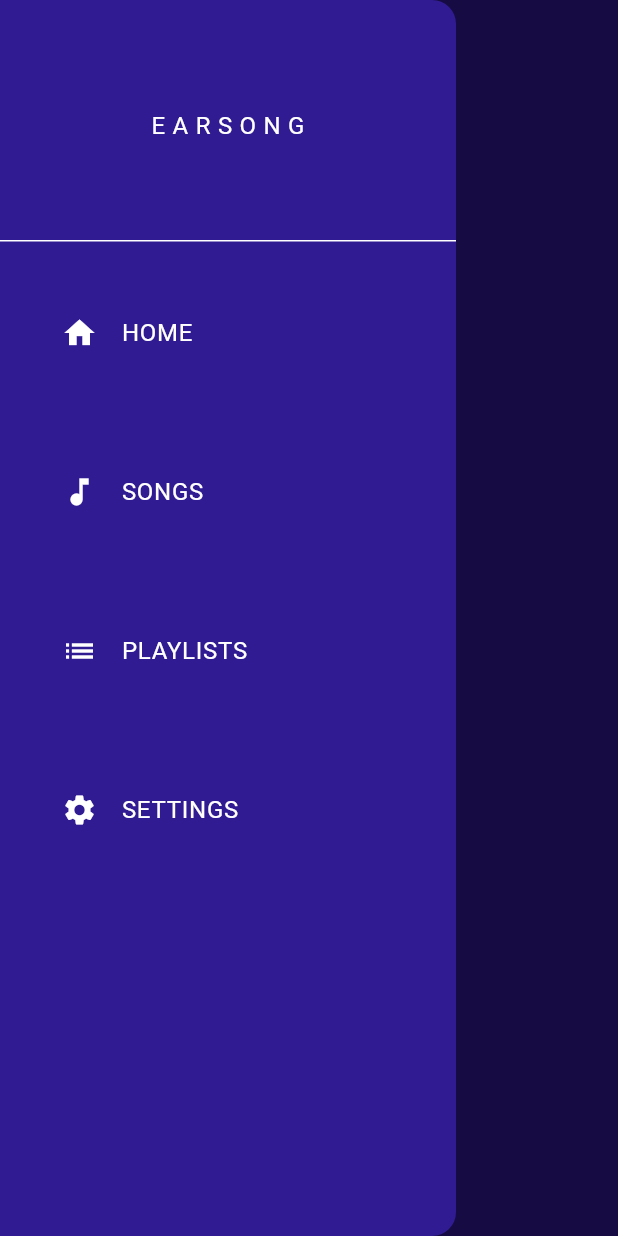
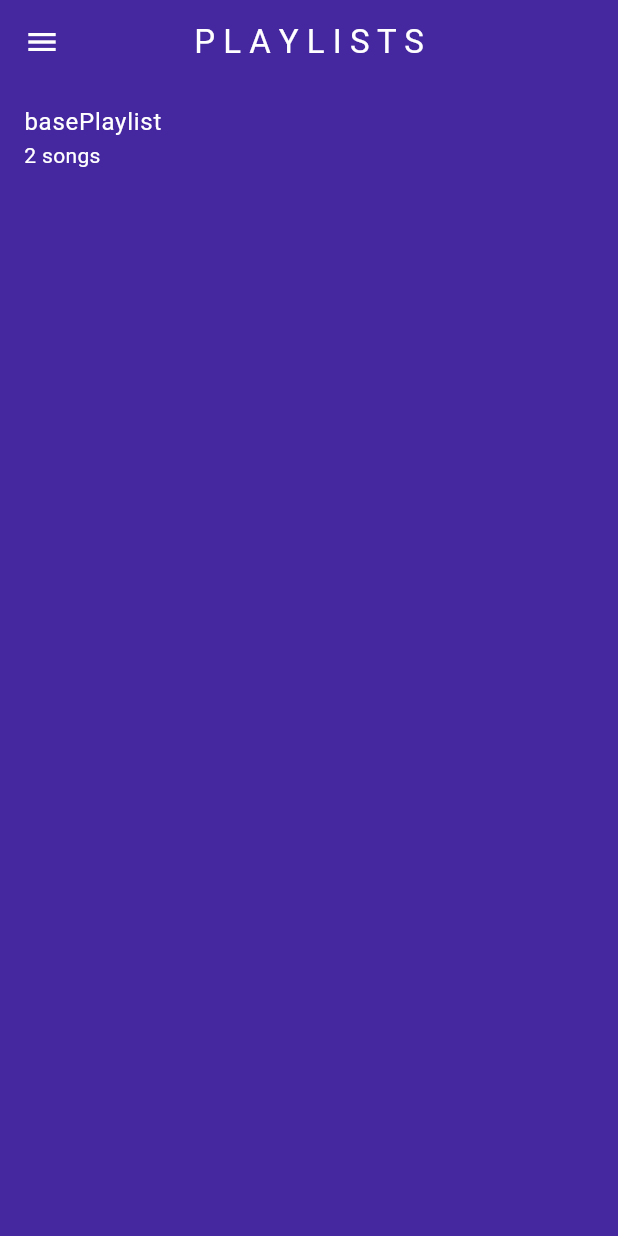
Before and after one commit to Dev-AtlasTheOne/earsong, a Flutter app: the screen it shows after launch, in the side drawer, after a tap on "PLAYLISTS", on a phone screen of 412 x 824 dp. Run offline on Flutter 3.47's test engine with Material 3 defaults, Android fonts, the phone set to English and light mode, and no system bars; our stand-ins replace file_picker, just_audio, rxdart.

Commit message:
feat: quite a feat

```diff
--- a/lib/componentes/main_drawer.dart
+++ b/lib/componentes/main_drawer.dart
@@ -2,6 +2,8 @@
 
 
 
+import 'package:earsong/models/playlists.dart';
+import 'package:earsong/paginas/playlists_screen.dart';
 import 'package:flutter/material.dart';
 
 class MainDrawer extends StatelessWidget{
@@ -42,7 +44,9 @@ class MainDrawer extends StatelessWidget{
             child: ListTile(
               title: Text("PLAYLISTS"),
               leading: Icon(Icons.list),
-              onTap: () => {},
+              onTap: () => {
+                Navigator.pushReplacement(context, MaterialPageRoute(builder: (context) => PlaylistsScreen(playlists: Playlists(),),))
+              },
             ),
           ),
           Padding(
--- a/lib/main.dart
+++ b/lib/main.dart
@@ -1,18 +1,10 @@
 import 'package:earsong/paginas/home_screen.dart';
-import 'package:earsong/theme/dark_theme.dart';
-import 'package:earsong/theme/theme_provider.dart';
+import 'package:earsong/theme/main_theme.dart';
 import 'package:flutter/material.dart';
-import 'package:provider/provider.dart';
+
 
 void main() {
-  runApp(ChangeNotifierProvider(
-    create: (context) => ThemeProvider(),
-    child: const MyApp(),
-
-
-
-
-  ));
+  runApp(const MyApp(),);
 }
 
 
@@ -24,7 +16,7 @@ class MyApp extends StatelessWidget{
     return MaterialApp(
 
       home: HomeScreen(),
-      theme: DarkTheme,
+      theme: MainTheme.darkTheme,
 
 
     );
--- /dev/null
+++ b/lib/models/playlist.dart
@@ -0,0 +1,30 @@
+import 'package:earsong/models/song.dart';
+
+class Playlist {
+  final String playlistName;
+  List<Song> playlistSongs=[
+    Song(songName: "Base Song", songPath: "assets/audio/Die For You.mp3"),
+    Song(songName: "Base Song2", songPath: "assets/audio/Never Gonna Give You Up.mp3")
+
+  ];
+
+
+  Playlist({required this.playlistName});
+
+
+
+  set addSong(Song song){
+    playlistSongs.add(song);
+
+
+
+  }
+
+
+
+
+
+
+
+
+}
--- /dev/null
+++ b/lib/models/playlists.dart
@@ -0,0 +1,23 @@
+import 'package:earsong/models/playlist.dart';
+
+class Playlists {
+
+  List<Playlist> allPlaylists=[
+    Playlist(playlistName: "basePlaylist"),
+
+
+  ];
+
+
+  set addPlaylist(Playlist playlist){
+
+    allPlaylists.add(playlist);
+
+
+  }
+
+
+
+
+
+}
--- a/lib/paginas/home_screen.dart
+++ b/lib/paginas/home_screen.dart
@@ -24,9 +24,10 @@ class _HomeScreenState extends State<HomeScreen>{
   @override
   Widget build(BuildContext context) {
     return Scaffold(
-
-      appBar: AppBar(title: Text("PLAYLIST"), centerTitle: true,),
+      backgroundColor: Colors.deepPurple,
+      appBar: AppBar(title: Text("H O M E"), centerTitle: true,),
       drawer: MainDrawer(),
+      body: Center(child: Text("Bem vindo a Earsong"))
 
 
 
--- /dev/null
+++ b/lib/paginas/playlists_screen.dart
@@ -0,0 +1,64 @@
+import 'package:earsong/componentes/main_drawer.dart';
+import 'package:earsong/models/playlists.dart';
+import 'package:earsong/paginas/playlist_songs_page.dart';
+import 'package:earsong/paginas/song_screen.dart';
+import 'package:flutter/material.dart';
+
+class PlaylistsScreen extends StatefulWidget{
+  final Playlists playlists;
+  const PlaylistsScreen({super.key, required this.playlists});
+
+  @override
+  State<StatefulWidget> createState() => _PlaylistsScreenState();
+}
+
+class _PlaylistsScreenState extends State<PlaylistsScreen>{
+
+
+
+  @override
+  Widget build(BuildContext context) {
+      return Scaffold(
+        backgroundColor: Theme.of(context).colorScheme.surface,
+        extendBodyBehindAppBar: true,
+        appBar: AppBar(
+        title: Text("P L A Y L I S T S"),
+        centerTitle: true,
+        backgroundColor: Colors.transparent,
+
+      ),
+      drawer: MainDrawer(),
+
+
+      body: ListView.builder(itemCount: widget.playlists.allPlaylists.length, itemBuilder: (BuildContext context, int index) {
+      final playlist = widget.playlists.allPlaylists[index];
+
+      return ListTile(
+        title: Text(playlist.playlistName),
+        subtitle: Text(
+              "${playlist.playlistSongs.length} songs",
+            ),
+        onTap: () {
+              Navigator.push(
+                context,
+                MaterialPageRoute(
+                  builder: (_) => PlaylistSongsScreen(
+                    playlist: playlist,
+                  ),
+                ),
+              );
+            },
+
+
+
+
+      );
+
+
+       },),
+
+
+
+      );
+  }
+}
--- a/lib/theme/dark_theme.dart
+++ /dev/null
@@ -1,20 +0,0 @@
-
-
-
-
-import 'package:flutter/material.dart';
-
-ThemeData DarkTheme = ThemeData(
-    colorScheme: ColorScheme.dark(
-      surface: Colors.deepPurple.shade900,
-      primary: Colors.deepPurple.shade600,
-      secondary: Colors.deepPurple.shade500,
-      inversePrimary:Colors.deepPurple.shade100
-
-
-    )
-
-
-
-
-);
--- /dev/null
+++ b/lib/theme/main_theme.dart
@@ -0,0 +1,15 @@
+import 'package:flutter/material.dart';
+
+class MainTheme {
+  MainTheme._();
+
+  static ThemeData get darkTheme {
+    return ThemeData(
+      colorScheme: ColorScheme.dark(
+        primary: Colors.deepPurple.shade500,
+        secondary: Colors.deepPurple.shade600,
+        surface: Colors.deepPurple.shade800,
+      ),
+    );
+  }
+}
```
Also changed, not shown: lib/componentes/position_data.dart (added, +15 -0 lines), lib/componentes/song_controls.dart (added, +32 -0 lines), lib/models/song.dart (added, +12 -0 lines), lib/paginas/playlist_songs_page.dart (added, +90 -0 lines), lib/paginas/playlists_add_screen.dart (added, +21 -0 lines), lib/paginas/song_screen.dart (added, +95 -0 lines), lib/theme/light_theme.dart (deleted, +0 -23 lines), lib/theme/theme_provider.dart (deleted, +0 -40 lines), pubspec.yaml (+6 -1 lines), lib/paginas/settings_page.dart (added), pubspec.lock, 3 other files.
